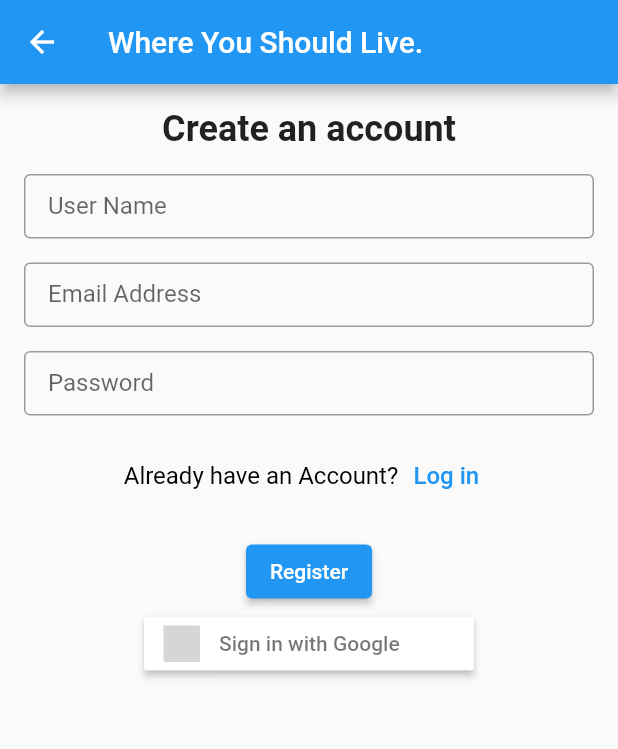
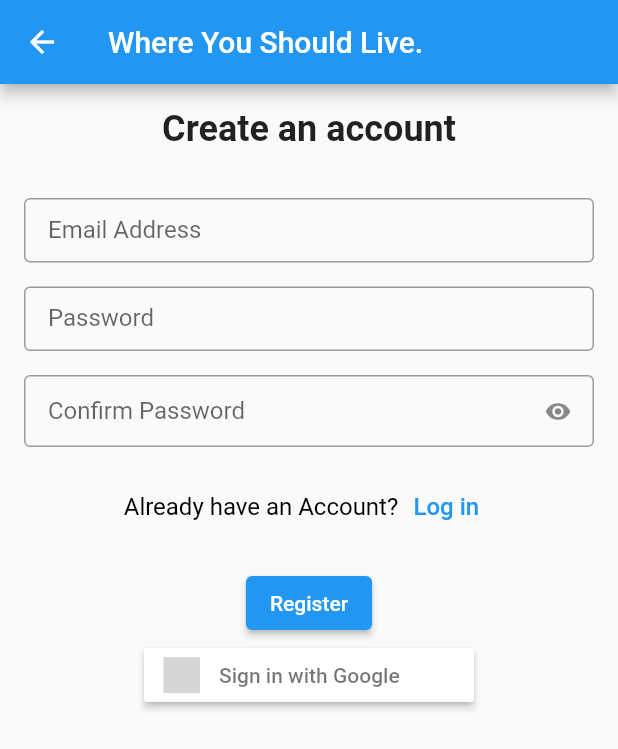
Before and after one commit to IT314-Group-34/IT314_project_34, a Flutter app: the SignUpPage screen opened by its route, on a phone screen of 412 x 824 dp. Shown: the top 749 px of the screen. Run offline on Flutter 3.47's test engine with Material 2 defaults, Android fonts, the phone set to English and light mode, and no system bars; our stand-ins replace cloud_firestore, firebase_auth, firebase_core, flutter_signin_button, get, google_fonts and 5 more; missing offline and left inert: card_example; accounts and stored records are empty; key blocks and very long unbroken strings in the code were emptied for the run; grey boxes are pictures that could not be loaded.

Commit message:
Update sign_up.dart

```diff
--- a/where_should_you_live/lib/sign_up.dart
+++ b/where_should_you_live/lib/sign_up.dart
@@ -10,9 +10,9 @@ class SignUpPage extends StatefulWidget {
 
 class _SignUpPageState extends State<SignUpPage> {
   final _formKey = GlobalKey<FormState>();
-  final nameController = TextEditingController();
   final emailController = TextEditingController();
   final passwordController = TextEditingController();
+  final confirmPasswordController = TextEditingController();
 
   bool _isPasswordVisible = false;
 
@@ -42,40 +42,7 @@ class _SignUpPageState extends State<SignUpPage> {
                 child: Column(
                   crossAxisAlignment: CrossAxisAlignment.start,
                   children: [
-                    TextFormField(
-                      controller: nameController,
-                      decoration: InputDecoration(
-                        border: OutlineInputBorder(),
-                        labelText: 'User Name',
-                        contentPadding: const EdgeInsets.symmetric(
-                          vertical: 12,
-                          horizontal: 16,
-                        ),
-                        isDense: true,
-                      ),
-                      minLines: 1,
-                      textAlignVertical: TextAlignVertical.center,
-                      textAlign: TextAlign.left,
-                      style: const TextStyle(fontSize: 16),
-                      keyboardType: TextInputType.emailAddress,
-                      textInputAction: TextInputAction.next,
-                      validator: (value) {
-                        if (value!.isEmpty) {
-                          return 'Please enter your username';
-                        } else if (value.contains(' ')) {
-                          return 'User Name should not contain space.';
-                        } else if (!value
-                            .contains(new RegExp(r'^[a-z0-9]+$'))) {
-                          return 'Username must contain only lowercase letters';
-                        } else if (!RegExp(r'\d').hasMatch(value)) {
-                          return 'Username must contain at least one number';
-                        }
-                        return null;
-                      },
-                      onSaved: (value) {
-                        // save the value to the username variable
-                      },
-                    ),
+
                     const SizedBox(height: 16),
                     TextFormField(
                       controller: emailController,
@@ -133,25 +100,46 @@ class _SignUpPageState extends State<SignUpPage> {
                           return 'Please enter your password';
                         } else if (value.contains(' ')) {
                           return 'Password should not contain any spaces';
-                        } else if (value.length < 12) {
-                          return 'Password must be at least 12 characters long';
-                        } else if (!RegExp(
-                                r'^(?=.*?[A-Z])(?=.*?[a-z])(?=.*?[0-9])(?=.*?[!@#\$&*~]).{12,}$')
-                            .hasMatch(value)) {
-                          ScaffoldMessenger.of(context).showSnackBar(
-                            SnackBar(
-                                content: Text(
-                                    'Password must contain at least one uppercase letter, one lowercase letter, one number, and one special character (!@#\$&*~).'),
-                                action: SnackBarAction(
-                                  label: 'OK',
-                                  onPressed: () {},
-                                )),
-                          );
-                          return null;
+                        } else if (value.length < 8) {
+                          return 'Password must be at least 8 characters long';
                         }
                         return null;
                       },
                     ),
+
+                    const SizedBox(height: 16),
+                    TextFormField(
+                      obscureText: !_isPasswordVisible,
+                      controller: confirmPasswordController,
+                      decoration: InputDecoration(
+                        border: OutlineInputBorder(),
+                        labelText: 'Confirm Password',
+                        contentPadding: const EdgeInsets.symmetric(
+                          vertical: 12,
+                          horizontal: 16,
+                        ),
+                        isDense: true,
+                        suffixIcon: IconButton(
+                          icon: Icon(_isPasswordVisible
+                              ? Icons.visibility_off
+                              : Icons.visibility),
+                          onPressed: () {
+                            setState(() {
+                              _isPasswordVisible = !_isPasswordVisible;
+                            });
+                          },
+                        ),
+                      ),
+                      validator: (value) {
+                        if (value!.isEmpty) {
+                          return 'Please re-enter your password';
+                        } else if (value != passwordController.text) {
+                          return 'Passwords do not match';
+                        }
+                        return null;
+                      },
+                    ),
+
                     SizedBox(height: 16),
                     Row(
                       mainAxisAlignment: MainAxisAlignment.center,
```
